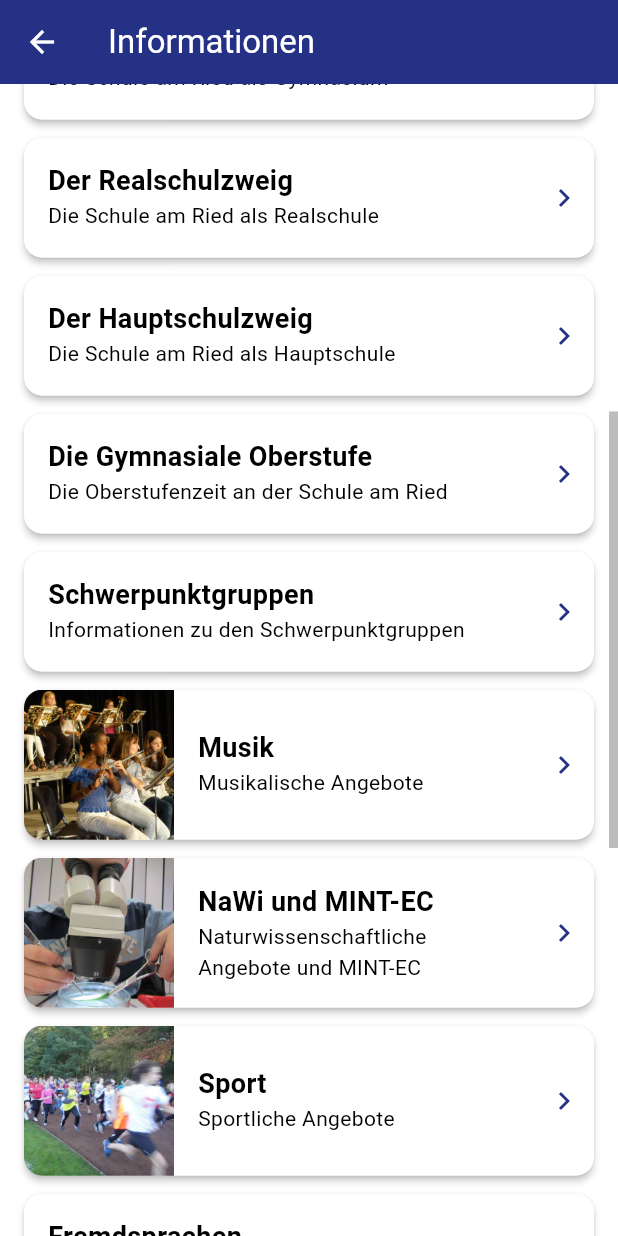
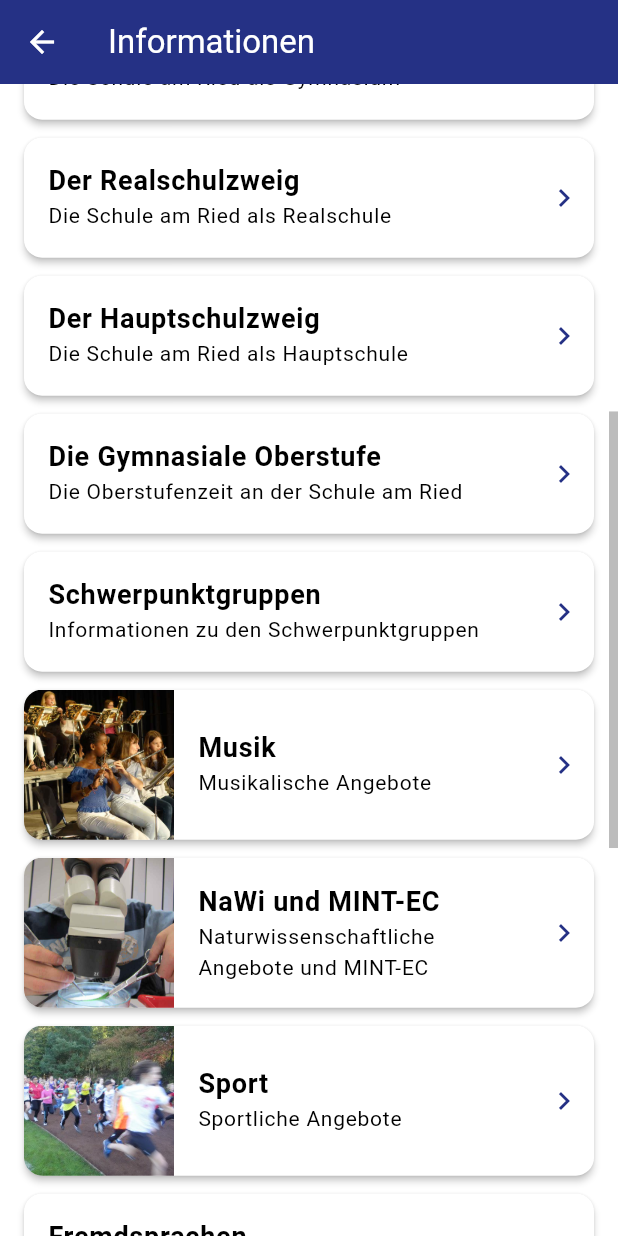
Before and after one commit to k0ncode/sar, a Flutter app: the Informationen screen opened directly, scrolled down 576 dp, on a phone screen of 412 x 824 dp. Run offline on Flutter 3.47's test engine with Material 3 defaults, Android fonts, the phone set to English and light mode, and no system bars; our stand-ins replace cached_network_image, flutter_markdown, package_info_plus; missing offline and left inert: mobile_scanner; network calls fail.

Commit message:
fixed fonts

```diff
--- a/lib/pages/app_info.dart
+++ b/lib/pages/app_info.dart
@@ -29,7 +29,7 @@ class AppInfo extends StatelessWidget {
                   const SizedBox(height: 16),
                   Text(
                     "Digitale Schulbroschüre \n der Schule am Ried",
-                    style: Theme.of(context).textTheme.bodyMedium!.copyWith(fontWeight: FontWeight.bold),
+                    style: Theme.of(context).textTheme.bodyLarge!.copyWith(fontWeight: FontWeight.bold),
                     textAlign: TextAlign.center,
                   ),
                   const SizedBox(height: 16),
--- a/lib/pages/informationen.dart
+++ b/lib/pages/informationen.dart
@@ -33,11 +33,11 @@ class Informationen extends StatelessWidget {
                     ListTile(
                       title: Text(
                         "Die SaR im Video - Wir stellen uns vor",
-                        style: Theme.of(context).textTheme.bodyMedium!.copyWith(fontWeight: FontWeight.bold),
+                        style: Theme.of(context).textTheme.bodyLarge!.copyWith(fontWeight: FontWeight.bold),
                       ),
                       subtitle: Text(
                         "Zu sehen: der ehemalige Schulleiter, Christof Gans",
-                        style: Theme.of(context).textTheme.bodyMedium!.copyWith(fontSize: 14),
+                        style: Theme.of(context).textTheme.bodyLarge!.copyWith(fontSize: 14),
                       ),
                     ),
                     const Padding(
--- a/lib/theme.dart
+++ b/lib/theme.dart
@@ -17,7 +17,7 @@ ThemeData theme = ThemeData(
     onSurface: Colors.black,
   ),
   textTheme: const TextTheme(
-    bodyMedium: TextStyle(
+    bodyLarge: TextStyle(
       fontWeight: FontWeight.normal,
       fontSize: 18,
       height: 1.5,
--- a/lib/widgets/information_card.dart
+++ b/lib/widgets/information_card.dart
@@ -39,10 +39,10 @@ class InformationCard extends StatelessWidget {
                   child: Padding(
                     padding: const EdgeInsets.symmetric(vertical: 4),
                     child: ListTile(
-                      title: Text(title, style: Theme.of(context).textTheme.bodyMedium!.copyWith(fontWeight: FontWeight.bold)),
+                      title: Text(title, style: Theme.of(context).textTheme.bodyLarge!.copyWith(fontWeight: FontWeight.bold)),
                       subtitle: Text(
                         text,
-                        style: Theme.of(context).textTheme.bodyMedium!.copyWith(fontSize: 14),
+                        style: Theme.of(context).textTheme.bodyLarge!.copyWith(fontSize: 14),
                         overflow: TextOverflow.ellipsis,
                         maxLines: imageIndex != null ? 3 : 1,
                       ),
```
